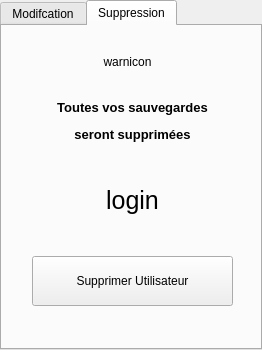
Above: src/views/forms/userformdialog.ui from LP-ACPI/VerrouYEAH before the change. Below: the same form after it.
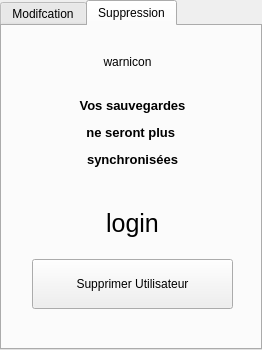
That is the form after the change. The open tabs and pages were chosen to show the change.

Commit message: support ftp (crypt/decrypt) + début récupération d'une sauvegarde non enregistrée

What changed in the file:
```diff
--- a/src/views/forms/userformdialog.ui
+++ b/src/views/forms/userformdialog.ui
@@ -283,7 +283,7 @@
        <x>30</x>
        <y>72</y>
        <width>201</width>
-       <height>208</height>
+       <height>211</height>
       </rect>
      </property>
      <layout class="QVBoxLayout" name="verticalLayout_2">
@@ -300,9 +300,10 @@
          <string>&lt;!DOCTYPE HTML PUBLIC &quot;-//W3C//DTD HTML 4.0//EN&quot; &quot;http://www.w3.org/TR/REC-html40/strict.dtd&quot;&gt;
 &lt;html&gt;&lt;head&gt;&lt;meta name=&quot;qrichtext&quot; content=&quot;1&quot; /&gt;&lt;style type=&quot;text/css&quot;&gt;
 p, li { white-space: pre-wrap; }
-&lt;/style&gt;&lt;/head&gt;&lt;body style=&quot; font-family:'DejaVu Sans'; font-size:10pt; font-weight:600; font-style:normal;&quot;&gt;
-&lt;p align=&quot;center&quot; style=&quot; margin-top:12px; margin-bottom:12px; margin-left:0px; margin-right:0px; -qt-block-indent:0; text-indent:0px;&quot;&gt;Toutes vos sauvegardes&lt;/p&gt;
-&lt;p align=&quot;center&quot; style=&quot; margin-top:12px; margin-bottom:12px; margin-left:0px; margin-right:0px; -qt-block-indent:0; text-indent:0px;&quot;&gt;seront supprimées&lt;/p&gt;&lt;/body&gt;&lt;/html&gt;</string>
+&lt;/style&gt;&lt;/head&gt;&lt;body style=&quot; font-family:'MS Shell Dlg 2'; font-size:8pt; font-weight:600; font-style:normal;&quot;&gt;
+&lt;p align=&quot;center&quot; style=&quot; margin-top:12px; margin-bottom:12px; margin-left:0px; margin-right:0px; -qt-block-indent:0; text-indent:0px;&quot;&gt;&lt;span style=&quot; font-family:'DejaVu Sans'; font-size:10pt;&quot;&gt;Vos sauvegardes&lt;/span&gt;&lt;/p&gt;
+&lt;p align=&quot;center&quot; style=&quot; margin-top:12px; margin-bottom:12px; margin-left:0px; margin-right:0px; -qt-block-indent:0; text-indent:0px;&quot;&gt;&lt;span style=&quot; font-family:'DejaVu Sans'; font-size:10pt;&quot;&gt;ne seront plus &lt;/span&gt;&lt;/p&gt;
+&lt;p align=&quot;center&quot; style=&quot; margin-top:12px; margin-bottom:12px; margin-left:0px; margin-right:0px; -qt-block-indent:0; text-indent:0px;&quot;&gt;&lt;span style=&quot; font-family:'DejaVu Sans'; font-size:10pt;&quot;&gt;synchronisées&lt;/span&gt;&lt;/p&gt;&lt;/body&gt;&lt;/html&gt;</string>
         </property>
         <property name="alignment">
          <set>Qt::AlignCenter</set>
```
The commit also changes 74 other files.
